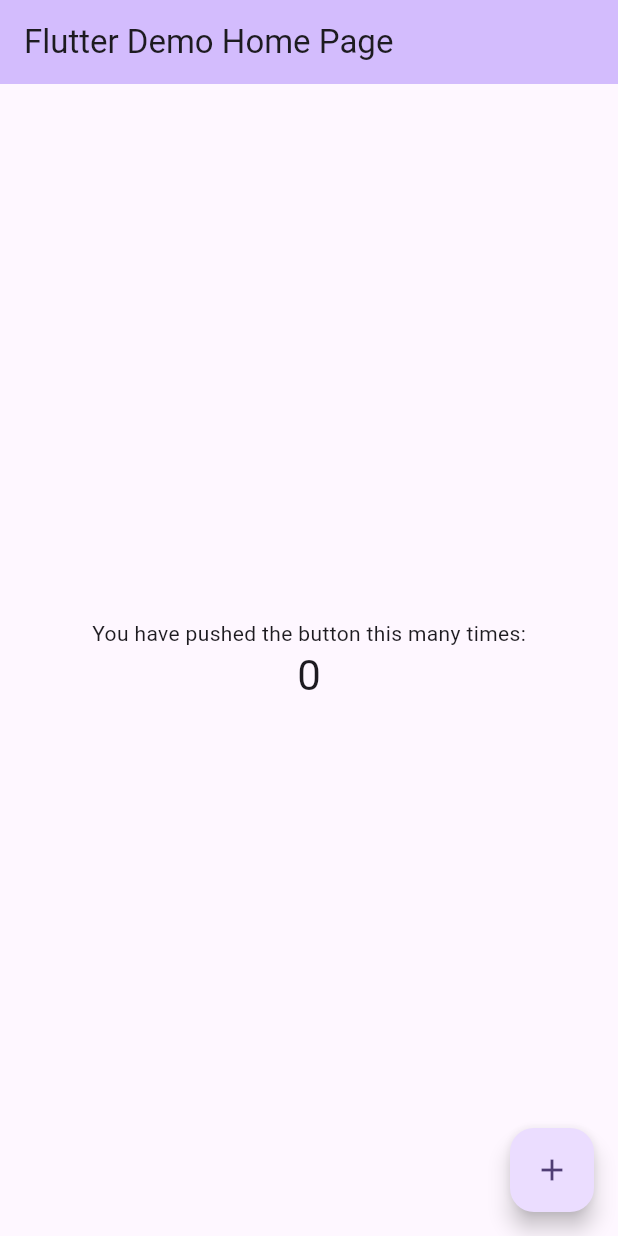
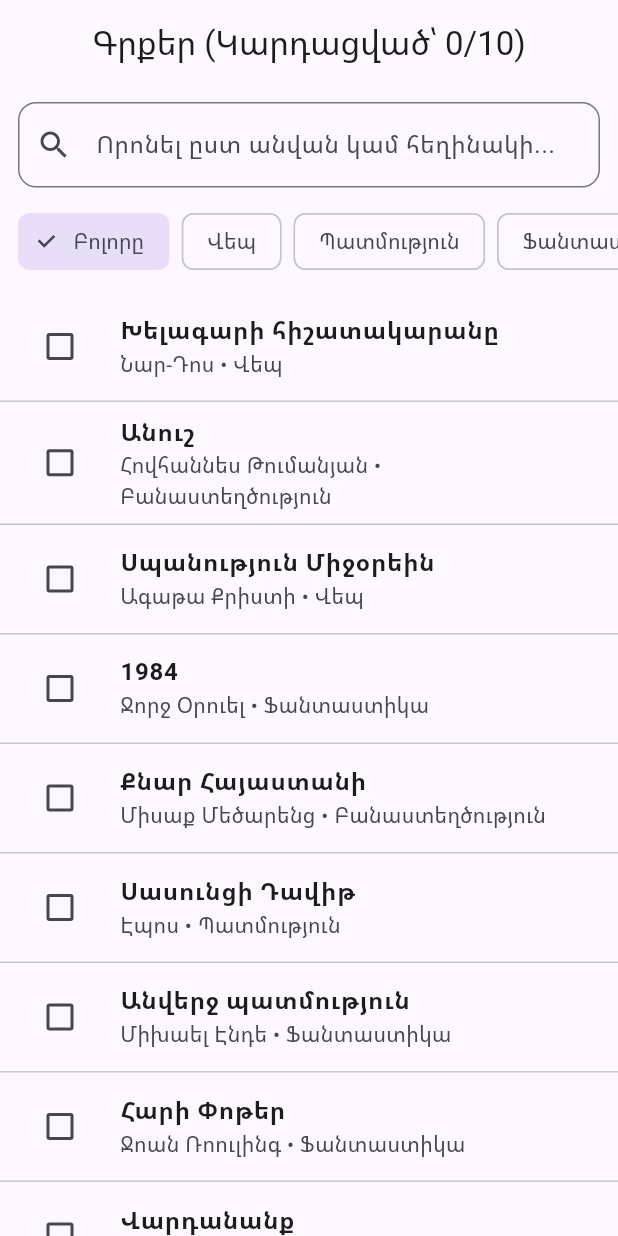
Before and after one commit to eroavetyan720-tech/book_library, a Flutter app: the screen it shows after launch, on a phone screen of 412 x 824 dp. Run offline on Flutter 3.47's test engine with Material 3 defaults, Android fonts, the phone set to English and light mode, and no system bars.

Commit message:
Update project

```diff
--- a/lib/main.dart
+++ b/lib/main.dart
@@ -1,4 +1,5 @@
 import 'package:flutter/material.dart';
+import 'screens/books_screen.dart';
 
 void main() {
   runApp(const MyApp());
@@ -7,116 +8,13 @@ void main() {
 class MyApp extends StatelessWidget {
   const MyApp({super.key});
 
-  // This widget is the root of your application.
   @override
   Widget build(BuildContext context) {
     return MaterialApp(
-      title: 'Flutter Demo',
-      theme: ThemeData(
-        // This is the theme of your application.
-        //
-        // TRY THIS: Try running your application with "flutter run". You'll see
-        // the application has a purple toolbar. Then, without quitting the app,
-        // try changing the seedColor in the colorScheme below to Colors.green
-        // and then invoke "hot reload" (save your changes or press the "hot
-        // reload" button in a Flutter-supported IDE, or press "r" if you used
-        // the command line to start the app).
-        //
-        // Notice that the counter didn't reset back to zero; the application
-        // state is not lost during the reload. To reset the state, use hot
-        // restart instead.
-        //
-        // This works for code too, not just values: Most code changes can be
-        // tested with just a hot reload.
-        colorScheme: .fromSeed(seedColor: Colors.deepPurple),
-      ),
-      home: const MyHomePage(title: 'Flutter Demo Home Page'),
+      title: 'Գրքերի Հավելված',
+      debugShowCheckedModeBanner: false,
+      theme: ThemeData(primarySwatch: Colors.blue),
+      home: const BooksScreen(),
     );
   }
 }
-
-class MyHomePage extends StatefulWidget {
-  const MyHomePage({super.key, required this.title});
-
-  // This widget is the home page of your application. It is stateful, meaning
-  // that it has a State object (defined below) that contains fields that affect
-  // how it looks.
-
-  // This class is the configuration for the state. It holds the values (in this
-  // case the title) provided by the parent (in this case the App widget) and
-  // used by the build method of the State. Fields in a Widget subclass are
-  // always marked "final".
-
-  final String title;
-
-  @override
-  State<MyHomePage> createState() => _MyHomePageState();
-}
-
-class _MyHomePageState extends State<MyHomePage> {
-  int _counter = 0;
-
-  void _incrementCounter() {
-    setState(() {
-      // This call to setState tells the Flutter framework that something has
-      // changed in this State, which causes it to rerun the build method below
-      // so that the display can reflect the updated values. If we changed
-      // _counter without calling setState(), then the build method would not be
-      // called again, and so nothing would appear to happen.
-      _counter++;
-    });
-  }
-
-  @override
-  Widget build(BuildContext context) {
-    // This method is rerun every time setState is called, for instance as done
-    // by the _incrementCounter method above.
-    //
-    // The Flutter framework has been optimized to make rerunning build methods
-    // fast, so that you can just rebuild anything that needs updating rather
-    // than having to individually change instances of widgets.
-    return Scaffold(
-      appBar: AppBar(
-        // TRY THIS: Try changing the color here to a specific color (to
-        // Colors.amber, perhaps?) and trigger a hot reload to see the AppBar
-        // change color while the other colors stay the same.
-        backgroundColor: Theme.of(context).colorScheme.inversePrimary,
-        // Here we take the value from the MyHomePage object that was created by
-        // the App.build method, and use it to set our appbar title.
-        title: Text(widget.title),
-      ),
-      body: Center(
-        // Center is a layout widget. It takes a single child and positions it
-        // in the middle of the parent.
-        child: Column(
-          // Column is also a layout widget. It takes a list of children and
-          // arranges them vertically. By default, it sizes itself to fit its
-          // children horizontally, and tries to be as tall as its parent.
-          //
-          // Column has various properties to control how it sizes itself and
-          // how it positions its children. Here we use mainAxisAlignment to
-          // center the children vertically; the main axis here is the vertical
-          // axis because Columns are vertical (the cross axis would be
-          // horizontal).
-          //
-          // TRY THIS: Invoke "debug painting" (choose the "Toggle Debug Paint"
-          // action in the IDE, or press "p" in the console), to see the
-          // wireframe for each widget.
-          mainAxisAlignment: .center,
-          children: [
-            const Text('You have pushed the button this many times:'),
-            Text(
-              '$_counter',
-              style: Theme.of(context).textTheme.headlineMedium,
-            ),
-          ],
-        ),
-      ),
-      floatingActionButton: FloatingActionButton(
-        onPressed: _incrementCounter,
-        tooltip: 'Increment',
-        child: const Icon(Icons.add),
-      ),
-    );
-  }
-}
--- a/lib/models/book.dart
+++ b/lib/models/book.dart
@@ -14,7 +14,7 @@ class Book {
   final String author;
   final Genre genre;
   bool isRead;
-  int? rating; // 1-5 աստղ, սկզբում կարող է null լինել
+  int? rating;
 
   Book({
     required this.id,
--- a/lib/screens/books_screen.dart
+++ b/lib/screens/books_screen.dart
@@ -0,0 +1,192 @@
+import 'package:flutter/material.dart';
+import '../models/book.dart';
+import '../widgets/book_tile.dart';
+import 'book_details_screen.dart';
+
+class BooksScreen extends StatefulWidget {
+  const BooksScreen({super.key});
+
+  @override
+  State<BooksScreen> createState() => _BooksScreenState();
+}
+
+class _BooksScreenState extends State<BooksScreen> {
+  final TextEditingController _searchController = TextEditingController();
+  String _searchQuery = '';
+  Genre? _selectedGenre;
+
+  final List<Book> _books = [
+    Book(id: '1', title: 'Խելագարի հիշատակարանը', author: 'Նար-Դոս', genre: Genre.novel),
+    Book(id: '2', title: 'Անուշ', author: 'Հովհաննես Թումանյան', genre: Genre.poetry),
+    Book(id: '3', title: 'Սպանություն Միջօրեին', author: 'Ագաթա Քրիստի', genre: Genre.novel),
+    Book(id: '4', title: '1984', author: 'Ջորջ Օրուել', genre: Genre.fantasy),
+    Book(id: '5', title: 'Քնար Հայաստանի', author: 'Միսաք Մեծարենց', genre: Genre.poetry),
+    Book(id: '6', title: 'Սասունցի Դավիթ', author: 'Էպոս', genre: Genre.history),
+    Book(id: '7', title: 'Անվերջ պատմություն', author: 'Միխաել Էնդե', genre: Genre.fantasy),
+    Book(id: '8', title: 'Հարի Փոթեր', author: 'Ջոան Ռոուլինգ', genre: Genre.fantasy),
+    Book(id: '9', title: 'Վարդանանք', author: 'Դերենիկ Դեմիրճյան', genre: Genre.history),
+    Book(id: '10', title: 'Միջնադարյան Հայաստան', author: 'Պատմաբան', genre: Genre.history),
+  ];
+
+  @override
+  void dispose() {
+    _searchController.dispose();
+    super.dispose();
+  }
+
+  @override
+  Widget build(BuildContext context) {
+    final filteredBooks = _books.where((book) {
+      final matchesSearch = book.title.toLowerCase().contains(_searchQuery.toLowerCase()) ||
+          book.author.toLowerCase().contains(_searchQuery.toLowerCase());
+      final matchesGenre = _selectedGenre == null || book.genre == _selectedGenre;
+      return matchesSearch && matchesGenre;
+    }).toList();
+
+    final readCount = _books.where((b) => b.isRead).length;
+
+    return Scaffold(
+      appBar: AppBar(
+        title: Text('Գրքեր (Կարդացված՝ $readCount/${_books.length})'),
+        centerTitle: true,
+      ),
+      body: Column(
+        children: [
+          Padding(
+            padding: const EdgeInsets.all(12.0),
+            child: TextField(
+              controller: _searchController,
+              onChanged: (value) {
+                setState(() {
+                  _searchQuery = value;
+                });
+              },
+              decoration: InputDecoration(
+                hintText: 'Որոնել ըստ անվան կամ հեղինակի...',
+                prefixIcon: const Icon(Icons.search),
+                suffixIcon: _searchQuery.isNotEmpty
+                    ? IconButton(
+                        icon: const Icon(Icons.clear),
+                        onPressed: () {
+                          setState(() {
+                            _searchController.clear();
+                            _searchQuery = '';
+                          });
+                        },
+                      )
+                    : null,
+                border: OutlineInputBorder(
+                  borderRadius: BorderRadius.circular(12),
+                ),
+              ),
+            ),
+          ),
+          SingleChildScrollView(
+            scrollDirection: Axis.horizontal,
+            padding: const EdgeInsets.symmetric(horizontal: 12.0),
+            child: Row(
+              children: [
+                ChoiceChip(
+                  label: const Text('Բոլորը'),
+                  selected: _selectedGenre == null,
+                  onSelected: (selected) {
+                    setState(() {
+                      _selectedGenre = null;
+                    });
+                  },
+                ),
+                const SizedBox(width: 8),
+                ...Genre.values.map((genre) {
+                  return Padding(
+                    padding: const EdgeInsets.only(right: 8.0),
+                    child: ChoiceChip(
+                      label: Text(genre.label),
+                      selected: _selectedGenre == genre,
+                      onSelected: (selected) {
+                        setState(() {
+                          _selectedGenre = selected ? genre : null;
+                        });
+                      },
+                    ),
+                  );
+                }),
+              ],
+            ),
+          ),
+          const SizedBox(height: 10),
+          Expanded(
+            child: filteredBooks.isEmpty
+                ? const Center(
+                    child: Text(
+                      'Ոչ մի գիրք չի գտնվել 📚',
+                      style: TextStyle(fontSize: 18, color: Colors.grey),
+                    ),
+                  )
+                : ListView.separated(
+                    itemCount: filteredBooks.length,
+                    separatorBuilder: (context, index) => const Divider(height: 1),
+                    itemBuilder: (context, index) {
+                      final book = filteredBooks[index];
+                      return Dismissible(
+                        key: Key(book.id),
+                        direction: DismissDirection.endToStart,
+                        background: Container(
+                          color: Colors.red,
+                          alignment: Alignment.centerRight,
+                          padding: const EdgeInsets.only(right: 20),
+                          child: const Icon(Icons.delete, color: Colors.white),
+                        ),
+                        onDismissed: (direction) {
+                          final deletedBook = book;
+                          final deletedIndex = _books.indexOf(book);
+
+                          setState(() {
+                            _books.remove(book);
+                          });
+
+                          ScaffoldMessenger.of(context).showSnackBar(
+                            SnackBar(
+                              content: Text('«${deletedBook.title}» ջնջվեց'),
+                              action: SnackBarAction(
+                                label: 'Հետ բերել',
+                                onPressed: () {
+                                  setState(() {
+                                    _books.insert(deletedIndex, deletedBook);
+                                  });
+                                },
+                              ),
+                            ),
+                          );
+                        },
+                        child: BookTile(
+                          book: book,
+                          onCheckboxChanged: (value) {
+                            setState(() {
+                              book.isRead = value ?? false;
+                            });
+                          },
+                          onTap: () async {
+                            final result = await Navigator.push(
+                              context,
+                              MaterialPageRoute(
+                                builder: (context) => BookDetailsScreen(book: book),
+                              ),
+                            );
+
+                            if (result != null && result is int) {
+                              setState(() {
+                                book.rating = result;
+                                book.isRead = true;
+                              });
+                            }
+                          },
+                        ),
+                      );
+                    },
+                  ),
+          ),
+        ],
+      ),
+    );
+  }
+}
--- a/lib/widgets/book_tile.dart
+++ b/lib/widgets/book_tile.dart
@@ -0,0 +1,48 @@
+import 'package:flutter/material.dart';
+import '../models/book.dart';
+
+class BookTile extends StatelessWidget {
+  final Book book;
+  final ValueChanged<bool?> onCheckboxChanged;
+  final VoidCallback onTap;
+
+  const BookTile({
+    super.key,
+    required this.book,
+    required this.onCheckboxChanged,
+    required this.onTap,
+  });
+
+  @override
+  Widget build(BuildContext context) {
+    return ListTile(
+      onTap: onTap,
+      leading: Checkbox(
+        value: book.isRead,
+        onChanged: onCheckboxChanged,
+      ),
+      title: Text(
+        book.title,
+        style: TextStyle(
+          fontWeight: FontWeight.bold,
+          decoration: book.isRead ? TextDecoration.lineThrough : null,
+          color: book.isRead ? Colors.grey : null,
+        ),
+      ),
+      subtitle: Text('${book.author} • ${book.genre.label}'),
+      trailing: book.rating != null
+          ? Row(
+              mainAxisSize: MainAxisSize.min,
+              children: [
+                const Icon(Icons.star, color: Colors.amber, size: 20),
+                const SizedBox(width: 4),
+                Text(
+                  '${book.rating}',
+                  style: const TextStyle(fontWeight: FontWeight.bold),
+                ),
+              ],
+            )
+          : null,
+    );
+  }
+}
```
Also changed, not shown: lib/screens/book_details_screen.dart (+88 -0 lines).
